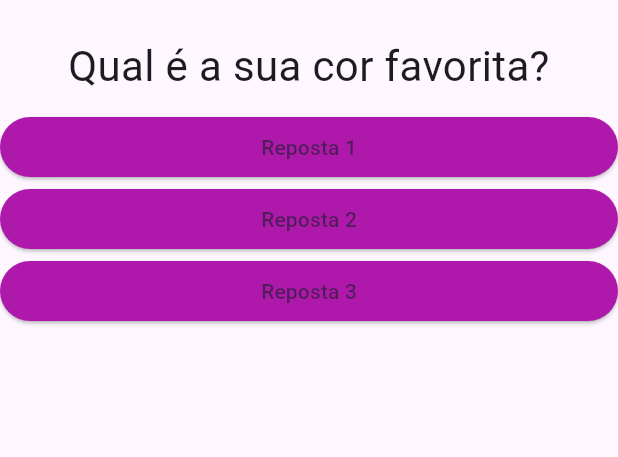
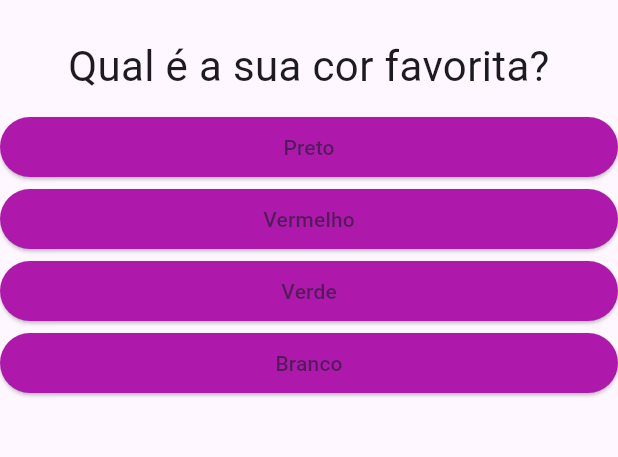
Before and after one commit to aguustinn/App-de-Perguntas-, a Flutter app: the screen it shows after launch, on a phone screen of 412 x 824 dp, the part 63-520 px from its top. Run offline on Flutter 3.47's test engine with Material 3 defaults, Android fonts, the phone set to English and light mode, and no system bars.

Commit message:
Criando uma lista de widgets onde será armazenado todas as respostas que o usuário escolher com o contador incrementando a

```diff
--- a/lib/main.dart
+++ b/lib/main.dart
@@ -18,10 +18,27 @@ class _PerguntaAppState extends State<PerguntaApp> {
 
   @override
   Widget build(BuildContext context) {
-    final List<String> perguntas = [
-      'Qual é a sua cor favorita?',
-      'Qual é o seu animal favorito?'
+    final perguntas = [
+      {
+        'texto': 'Qual é a sua cor favorita?',
+        'respostas': ['Preto', 'Vermelho', 'Verde', 'Branco'],
+      },
+      {
+        'texto': 'Qual é o seu animal favorito?',
+        'respostas': ['Coelho', 'Cobra', 'Elefante', 'Leão'],
+      },
+      {
+        'texto': 'Qual é o seu instrutor favorito?',
+        'respostas': ['Maria', 'João', 'Leo', 'Pedro'],
+      },
     ];
+
+    List<Widget> respostas = [];
+
+    for (String textoResp
+        in perguntas[_perguntaSelecionada].cast()['respostas']) {
+      respostas.add(Resposta(textoResp, _responder));
+    }
 
     return MaterialApp(
       home: Scaffold(
@@ -31,10 +48,8 @@ class _PerguntaAppState extends State<PerguntaApp> {
         ),
         body: Column(
           children: <Widget>[
-            Questao(perguntas[_perguntaSelecionada]),
-            Resposta('Reposta 1', _responder),
-            Resposta('Reposta 2', _responder),
-            Resposta('Reposta 3', _responder),
+            Questao(perguntas[_perguntaSelecionada]['texto'].toString()),
+            ...respostas,
           ],
         ),
       ),
```
